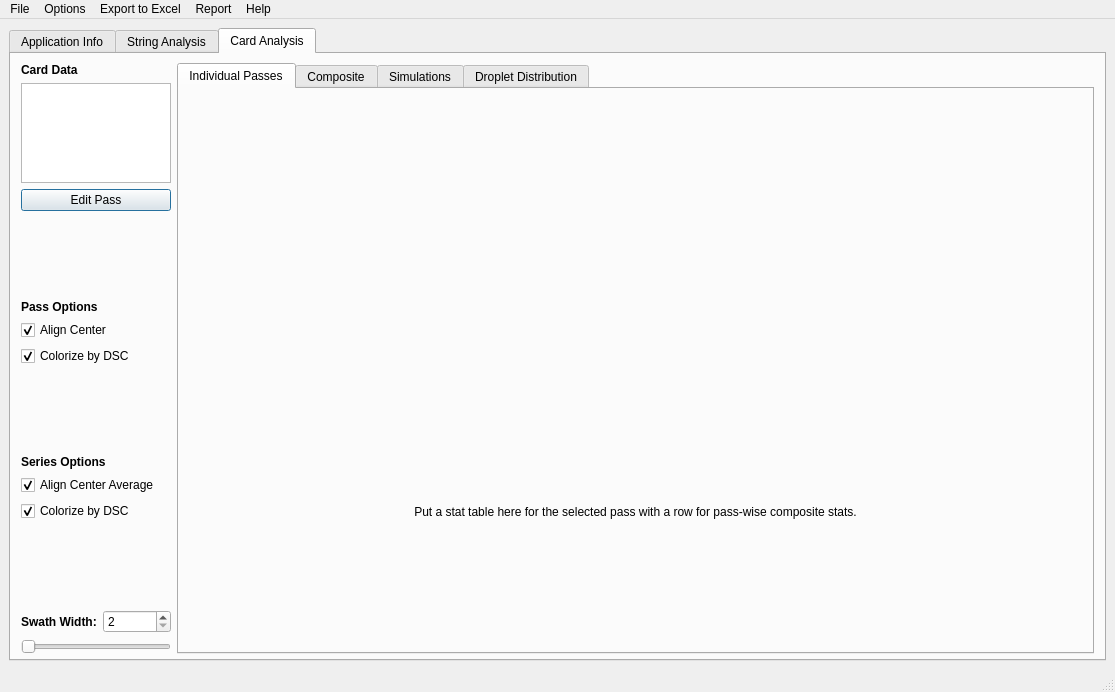
gill14/AccuPatt, file resources/mainWindow.ui: the form before one commit.
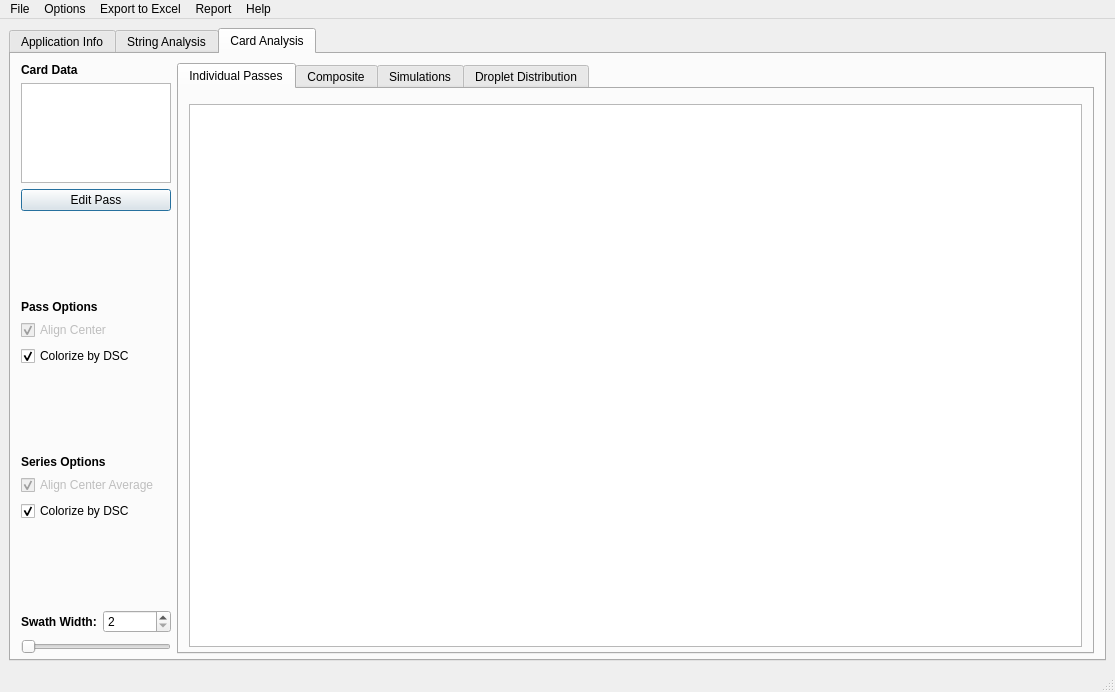
The form after the commit. The open tabs and pages were chosen to show the change. Custom widgets are drawn as their Qt base class.

```diff
--- a/resources/mainWindow.ui
+++ b/resources/mainWindow.ui
@@ -1243,6 +1243,9 @@
           </item>
           <item>
            <widget class="QCheckBox" name="checkBoxCardPassCenter">
+            <property name="enabled">
+             <bool>false</bool>
+            </property>
             <property name="sizePolicy">
              <sizepolicy hsizetype="Fixed" vsizetype="Fixed">
               <horstretch>0</horstretch>
@@ -1307,6 +1310,9 @@
           </item>
           <item>
            <widget class="QCheckBox" name="checkBoxCardSeriesCenter">
+            <property name="enabled">
+             <bool>false</bool>
+            </property>
             <property name="text">
              <string>Align Center Average</string>
             </property>
@@ -1442,14 +1448,7 @@
                </widget>
               </item>
               <item>
-               <widget class="QLabel" name="label_2">
-                <property name="text">
-                 <string>Put a stat table here for the selected pass with a row for pass-wise composite stats.</string>
-                </property>
-                <property name="alignment">
-                 <set>Qt::AlignCenter</set>
-                </property>
-               </widget>
+               <widget class="QTableWidget" name="tableWidgetCardPass"/>
               </item>
              </layout>
             </item>
```
Left out of the diff: 2 changed lines with no effect on the pictures.
